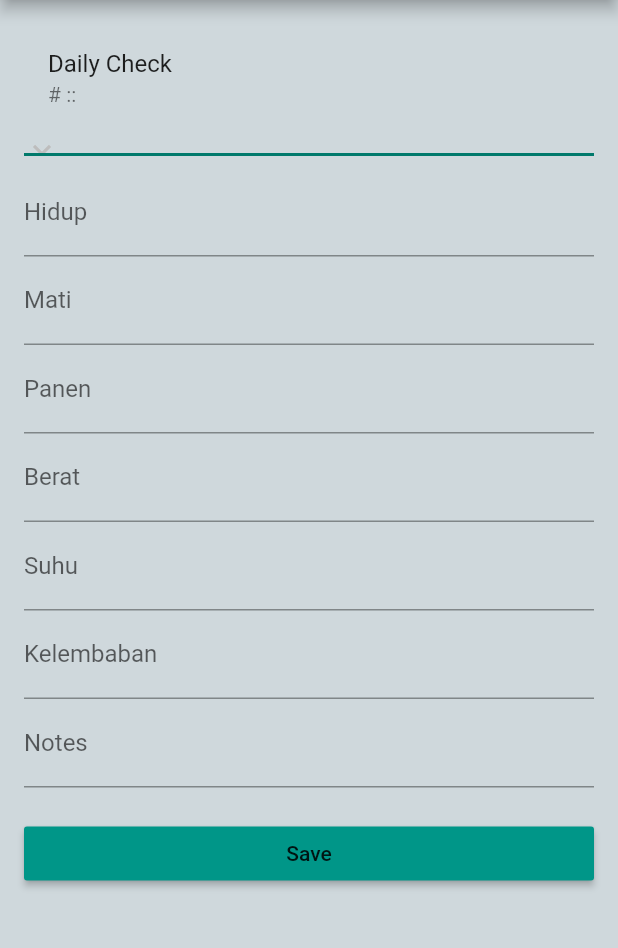
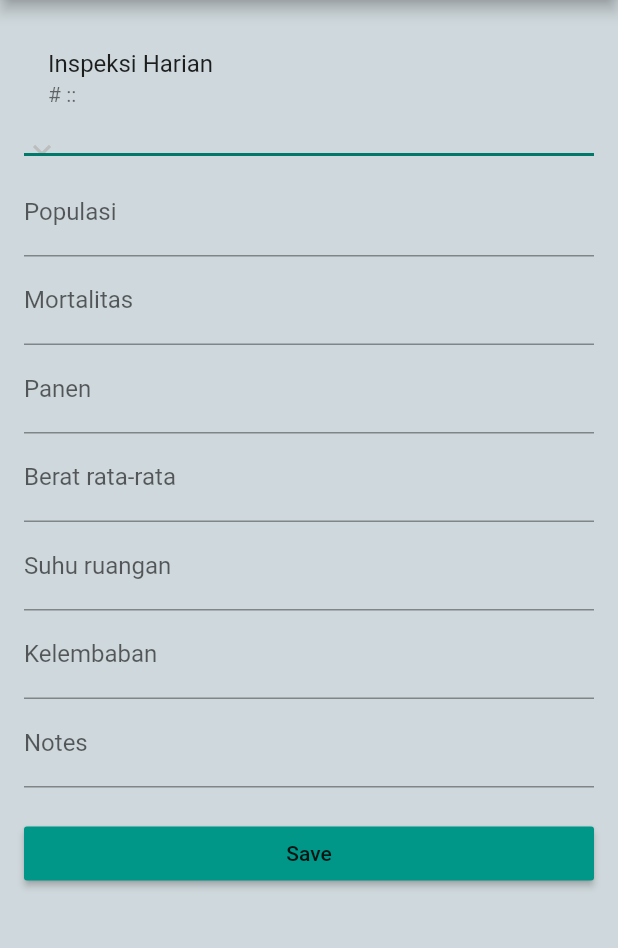
Before and after one commit to Bram-Putra/farm_app, a Flutter app: the Transaksi screen opened directly, after a tap on the "add" icon, on a phone screen of 412 x 824 dp, the part 84-1032 px from its top. Run offline on Flutter 3.47's test engine with Material 2 defaults, Android fonts, the light colour scheme and no system bars; our stand-ins replace charts_flutter, convex_bottom_bar, flutter_slidable, rflutter_alert; network calls fail.

Commit message:
add daily check chart to dashboard

```diff
--- a/lib/controller/transaksi_controller.dart
+++ b/lib/controller/transaksi_controller.dart
@@ -17,14 +17,15 @@ class TransaksiController {
   }
 
   StatefulWidget getBody() {
-    if(_bodyNumber == 0) {
-      return DailyCheckList();
-    } else if(_bodyNumber == 1){
-      return MaterialMasterList();
-    } else if(_bodyNumber == 2) {
-      return MateriTypeMasterList();
-    } else {
-      return LivestockTypeMasterList();
-    }
+//    if(_bodyNumber == 0) {
+//      return DailyCheckList();
+//    } else if(_bodyNumber == 1){
+//      return
+//    } else if(_bodyNumber == 2) {
+//      return MateriTypeMasterList();
+//    } else {
+//      return LivestockTypeMasterList();
+//    }
+  return DailyCheckList();
   }
 }
--- a/lib/podo/barn_constant.dart
+++ b/lib/podo/barn_constant.dart
@@ -3,8 +3,8 @@ library constants;
 import 'package:farmapp/icon/besoft_icons.dart';
 import 'package:flutter/material.dart';
 
-const url_path = 'http://165.22.61.234:9999/barn/';
-//const url_path = 'http://192.168.1.4:9999/barn/';
+//const url_path = 'http://165.22.61.234:9999/barn/';
+const url_path = 'http://192.168.1.4:9999/barn/';
 
 const app_title = 'Farm House';
 
--- a/lib/widget/daily_check_detail_widget.dart
+++ b/lib/widget/daily_check_detail_widget.dart
@@ -137,7 +137,7 @@ class _DailyCheckDetailState extends State<DailyCheckDetail> {
           padding: const EdgeInsets.all(16.0),
           children: <Widget>[
             ListTile(
-              title: Text('Daily Check'),
+              title: Text('Inspeksi Harian'),
               subtitle: Text('#'+tcCheckNumber.text+' :: '+tcCheckDate.text),
             ),
 //            Text(
@@ -145,11 +145,11 @@ class _DailyCheckDetailState extends State<DailyCheckDetail> {
 //            ),
             CageDropdownButton(tcCage: tcCage),
             TextFormField(
-              decoration: InputDecoration(labelText: 'Hidup'),
+              decoration: InputDecoration(labelText: 'Populasi'),
               controller: tcAlive,
             ),
             TextFormField(
-              decoration: InputDecoration(labelText: 'Mati'),
+              decoration: InputDecoration(labelText: 'Mortalitas'),
               controller: tcDead,
             ),
             TextFormField(
@@ -157,11 +157,11 @@ class _DailyCheckDetailState extends State<DailyCheckDetail> {
               controller: tcHarvest,
             ),
             TextFormField(
-              decoration: InputDecoration(labelText: 'Berat'),
+              decoration: InputDecoration(labelText: 'Berat rata-rata'),
               controller: tcAverageWeight,
             ),
             TextFormField(
-              decoration: InputDecoration(labelText: 'Suhu'),
+              decoration: InputDecoration(labelText: 'Suhu ruangan'),
               controller: tcTemperature,
             ),
             TextFormField(
--- a/lib/widget/dashboard_detail_widget.dart
+++ b/lib/widget/dashboard_detail_widget.dart
@@ -5,9 +5,11 @@ import 'package:farmapp/podo/cage.dart';
 import 'package:farmapp/podo/daily_check.dart';
 import 'package:farmapp/podo/group_category.dart';
 import 'package:farmapp/podo/livestock_type.dart';
+import 'package:farmapp/widget/daily_check_parent_widget.dart';
 import 'package:farmapp/widget/group_category_dropdown_widget.dart';
 import 'package:flutter/material.dart';
 import 'livestock_type_dropdown_widget.dart';
+import 'package:intl/intl.dart';
 
 class DashboardDetail extends StatefulWidget {
   final DailyCheck dailyCheck;
@@ -19,6 +21,7 @@ class DashboardDetail extends StatefulWidget {
 class _DashboardDetailState extends State<DashboardDetail> {
   MainController mainController = MainController();
   CageDetailController _cageDetailController = CageDetailController();
+  DateFormat df = DateFormat("dd MMM yyyy");
 
   final tcCheckId = TextEditingController();
   final tcCheckNumber = TextEditingController();
@@ -60,13 +63,17 @@ class _DashboardDetailState extends State<DashboardDetail> {
         body: TabBarView(
           children: [
             ListTile(
-              leading: Icon(Icons.playlist_add_check),
-              title: Text('Summary'),
+              title: Text('Summary ' + widget.dailyCheck.cage.tag),
+              subtitle: Text('#Nomor inspeksi: ' + widget.dailyCheck.checkNumber + '\n' +
+                  'Tanggal inspeksi: ' + df.format(widget.dailyCheck.checkDate) +'\n' +
+                  'Populasi: ' + widget.dailyCheck.alive.toInt().toString() +'\n' +
+                  'Mortalitas: ' + widget.dailyCheck.dead.toInt().toString() +'\n' +
+                  'Panen: ' + widget.dailyCheck.harvest.toInt().toString() + '\n' +
+                  'Berat rata-rata: ' +widget.dailyCheck.averageWeight.toString() + '\n' +
+                  'Suhu ruangan: ' + widget.dailyCheck.temperature.toString() +'\n' +
+                  'Kelembaban: ' + widget.dailyCheck.humidity.toString()),
             ),
-            ListTile(
-              leading: Icon(Icons.network_check),
-              title: Text('Graph'),
-            ),
+            DailyCheckParentChart(tcCage.text),
             ListTile(
               leading: Icon(Icons.compare),
               title: Text('Compare'),
--- a/lib/widget/dashboard_widget.dart
+++ b/lib/widget/dashboard_widget.dart
@@ -6,6 +6,7 @@ import 'dart:convert';
 import 'dart:ui';
 import 'package:http/http.dart' as http;
 import 'package:farmapp/widget/dashboard_detail_widget.dart';
+import 'package:intl/intl.dart';
 
 class Dashboard extends StatefulWidget {
   @override
@@ -15,17 +16,19 @@ class Dashboard extends StatefulWidget {
 class _DashboardState extends State<Dashboard> {
   DashboardController _dController = DashboardController();
   List<DailyCheck> _listDailyCheck;
+  DateFormat df = DateFormat("dd MMM yyyy");
 
   _loadData() async {
     _listDailyCheck = _dController.getList();
 
     var url = url_path + 'v1/reports/dashboard';
     var res = await http.get(url);
-    List decodedJson = jsonDecode(res.body);
-    print(decodedJson);
+
+//    print(decodedJson);
 
     int code = res.statusCode;
     if (code == 200) {
+      List decodedJson = jsonDecode(res.body);
       _listDailyCheck.clear();
       for (int i = 0; i < decodedJson.length; i++) {
         DailyCheck dc = DailyCheck.fromJson(decodedJson[i]);
@@ -61,29 +64,28 @@ class _DashboardState extends State<Dashboard> {
             ),
             child: ListTile(
               title: Text('Kandang: ' + _listDailyCheck[index].cage.tag),
-              subtitle: Text('Check Number: ' +
+              subtitle: Text('Nomor inspeksi: ' +
                   _listDailyCheck[index].checkNumber +
                   '\n' +
-                  'Check Date: ' +
-                  _listDailyCheck[index].checkDate.toString() +
+                  'Tanggal inspeksi: ' +
+                  df.format(_listDailyCheck[index].checkDate) +
                   '\n' +
-                  'Alive: ' +
-                  _listDailyCheck[index].alive.toString() +
+                  'Populasi: ' +
+                  _listDailyCheck[index].alive.toInt().toString() +
                   '\n' +
-                  'Dead: ' +
-                  _listDailyCheck[index].dead.toString() +
+                  'Mortalitas: ' +
+                  _listDailyCheck[index].dead.toInt().toString() +
                   '\n' +
-                  'Harvest: ' +
-                  _listDailyCheck[index].harvest.toString() +
+                  'Panen: ' +
+                  _listDailyCheck[index].harvest.toInt().toString() +
                   '\n' +
-                  'Average Weight: ' +
+                  'Berat rata-rata: ' +
                   _listDailyCheck[index].averageWeight.toString() +
                   '\n' +
-                  'Temperature: ' +
+                  'Suhu ruangan: ' +
                   _listDailyCheck[index].temperature.toString() +
                   '\n' +
-                  'Humidity: ' +
-                  _listDailyCheck[index].humidity.toString()),
+                  'Kelembaban: ' + _listDailyCheck[index].humidity.toString()),
               onTap: () {
                 _callDashboardDetail(_listDailyCheck[index]);
               },
--- a/lib/widget/transaksi_widget.dart
+++ b/lib/widget/transaksi_widget.dart
@@ -1,5 +1,6 @@
 import 'package:convex_bottom_bar/convex_bottom_bar.dart';
 import 'package:farmapp/controller/transaksi_controller.dart';
+import 'package:farmapp/podo/barn_constant.dart';
 import 'package:flutter/material.dart';
 
 class Transaksi extends StatefulWidget {
@@ -23,7 +24,9 @@ class _TransaksiState extends State<Transaksi> {
         bottomNavigationBar: ConvexAppBar(
           backgroundColor: const Color(0xFF455A64),
           items: [
-            TabItem(icon: Icons.access_alarm, title: 'Daily Check')
+            TabItem(icon: Icons.access_alarm, title: 'Inspeksi Harian'),
+            TabItem(icon: icon_materi, title: 'Pemberian Material'),
+            TabItem(icon: Icons.swap_vertical_circle, title: 'Mutasi')
           ],
           initialActiveIndex: controller.getBodyNumber(),
           onTap: (int i) {
```
Also changed, not shown: lib/controller/dashboard_controller.dart (+5 -5 lines), lib/widget/daily_check_chart_period_widget.dart (added, +68 -0 lines), lib/widget/daily_check_chart_widget.dart (+13 -6 lines), lib/widget/daily_check_parent_widget.dart (+56 -8 lines).
